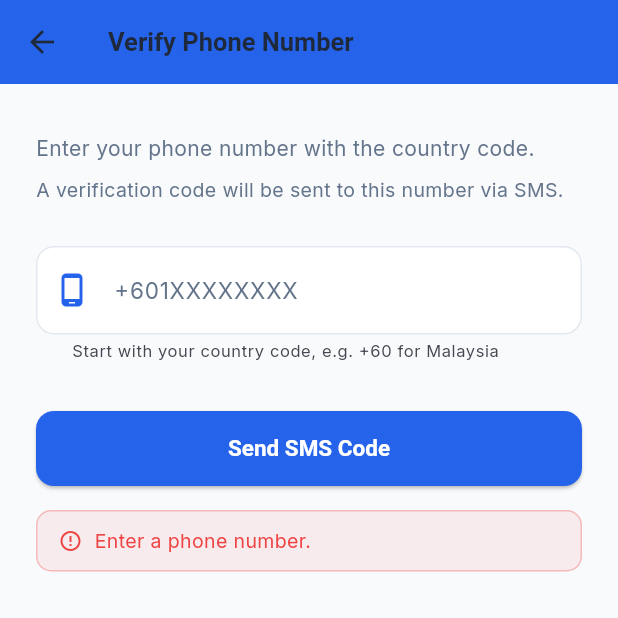
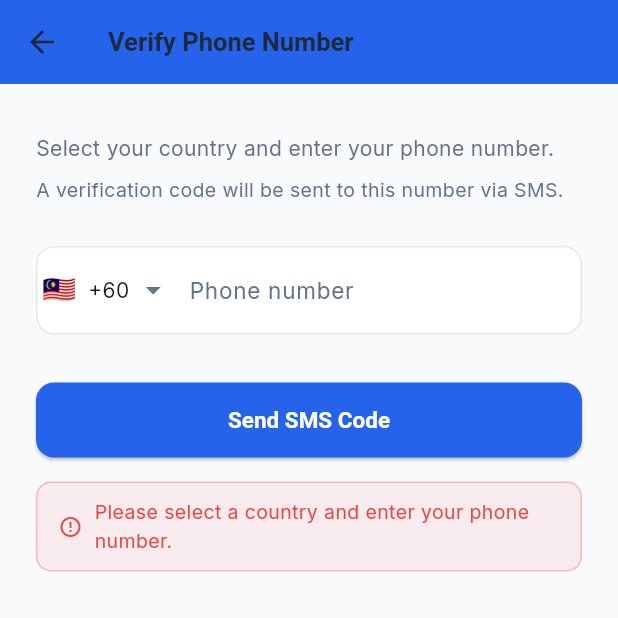
Before and after one commit to Simoyyy/HelpLink, a Flutter app: the PhoneVerificationScreen screen opened directly with empty values, after a tap on "Send SMS Code", on a phone screen of 412 x 824 dp, the top half of it. Run offline on Flutter 3.47's test engine with Material 3 defaults, Android fonts, the phone set to English and light mode, and no system bars; drawn by our look-alikes of intl_phone_field; our stand-ins replace audioplayers, cached_network_image, cloud_firestore, cloud_functions, file_picker, firebase_auth and 13 more; missing offline and left inert: mobile_scanner, record; accounts and stored records are empty; project files that could hold a hidden picture were left out.

Commit message:
feat: country code picker for phone number verification
- Add intl_phone_field ^3.2.0 package
- Replace plain text field with IntlPhoneField in PhoneVerificationScreen:
    * Flag + country code dropdown (defaults to Malaysia MY +60)
    * User taps flag to open searchable country list
    * Local number typed separately; E.164 complete number built automatically
- Pre-fills existing phone number parsed into country + local parts on re-verify
- Supports common country codes: MY, SG, ID, PH, TH, BN, GB, US, AU, IN,
  CN, JP, KR, AE, SA with fallback to MY for unknown prefixes
- _sendSmsOtp now uses _completePhone (E.164) directly from IntlPhoneField

Co-Authored-By: Simoyyy <noreply@github.com>
Co-Authored-By: Claude Sonnet 4.6 <noreply@anthropic.com>

```diff
--- a/lib/screens/phone_verification_screen.dart
+++ b/lib/screens/phone_verification_screen.dart
@@ -1,6 +1,7 @@
 import 'package:cloud_functions/cloud_functions.dart';
 import 'package:firebase_auth/firebase_auth.dart';
 import 'package:flutter/material.dart';
+import 'package:intl_phone_field/intl_phone_field.dart';
 import 'package:helplink/utils/app_theme.dart';
 import 'package:helplink/widgets/otp_input_box.dart';
 
@@ -44,6 +45,9 @@ class _PhoneVerificationScreenState extends State<PhoneVerificationScreen> {
   final _oldOtpKey = GlobalKey<OtpInputBoxState>();
   // New phone entry
   final _phoneCtrl = TextEditingController();
+  String _completePhone = '';     // E.164 full number updated by IntlPhoneField
+  String _initialCountryCode = 'MY';
+  String? _initialLocalNumber;
 
   // SMS OTP (Firebase Phone Auth)
   String _smsOtp = '';
@@ -59,10 +63,28 @@ class _PhoneVerificationScreenState extends State<PhoneVerificationScreen> {
   void initState() {
     super.initState();
     _step = widget.isChange ? _Step.chooseMethod : _Step.enterPhone;
-    // Pre-fill existing number so user can verify it directly, or clear to enter a new one
     if (!widget.isChange && widget.existingPhone != null) {
-      _phoneCtrl.text = widget.existingPhone!;
+      final parsed = _parseExistingPhone(widget.existingPhone!);
+      _initialCountryCode = parsed.$1;
+      _initialLocalNumber = parsed.$2;
+      _completePhone = widget.existingPhone!;
     }
+  }
+
+  /// Splits a stored E.164 number into (ISO country code, local number).
+  (String, String) _parseExistingPhone(String phone) {
+    const Map<String, String> codes = {
+      '+60': 'MY', '+65': 'SG', '+62': 'ID', '+63': 'PH',
+      '+66': 'TH', '+673': 'BN', '+44': 'GB', '+1': 'US',
+      '+61': 'AU', '+91': 'IN', '+86': 'CN', '+81': 'JP',
+      '+82': 'KR', '+971': 'AE', '+966': 'SA',
+    };
+    for (final entry in codes.entries) {
+      if (phone.startsWith(entry.key)) {
+        return (entry.value, phone.substring(entry.key.length));
+      }
+    }
+    return ('MY', phone.replaceFirst(RegExp(r'^\+\d{1,4}'), ''));
   }
 
   @override
@@ -153,15 +175,13 @@ class _PhoneVerificationScreenState extends State<PhoneVerificationScreen> {
   // ── Step 2: enter new phone number ─────────────────────────────────────────
 
   Future<void> _sendSmsOtp() async {
-    final phone = _phoneCtrl.text.trim();
-    if (phone.isEmpty) { _setError('Enter a phone number.'); return; }
-    if (!phone.startsWith('+')) {
-      _setError('Include the country code, e.g. +601...');
+    if (_completePhone.isEmpty || !_completePhone.startsWith('+')) {
+      _setError('Please select a country and enter your phone number.');
       return;
     }
     _setLoading(true);
     await FirebaseAuth.instance.verifyPhoneNumber(
-      phoneNumber: phone,
+      phoneNumber: _completePhone,
       timeout: const Duration(seconds: 60),
       verificationCompleted: (PhoneAuthCredential credential) async {
         await _verifyWithCredential(credential);
@@ -201,12 +221,12 @@ class _PhoneVerificationScreenState extends State<PhoneVerificationScreen> {
       // Link temporarily to prove the user owns this number, then unlink.
       await user.linkWithCredential(credential);
       await user.unlink('phone');
-      if (mounted) widget.onVerified(_phoneCtrl.text.trim());
+      if (mounted) widget.onVerified(_completePhone);
     } on FirebaseAuthException catch (e) {
       if (e.code == 'provider-already-linked') {
         // The user's account already has this phone linked — treat as verified.
         try { await FirebaseAuth.instance.currentUser?.unlink('phone'); } catch (_) {}
-        if (mounted) widget.onVerified(_phoneCtrl.text.trim());
+        if (mounted) widget.onVerified(_completePhone);
         return;
       }
       if (e.code == 'credential-already-in-use') {
@@ -425,22 +445,21 @@ class _PhoneVerificationScreenState extends State<PhoneVerificationScreen> {
     return Column(
       crossAxisAlignment: CrossAxisAlignment.start,
       children: [
-        const Text('Enter your phone number with the country code.',
+        const Text('Select your country and enter your phone number.',
             style: TextStyle(fontSize: 14, color: AppTheme.textMuted, height: 1.5)),
         const SizedBox(height: 8),
         const Text('A verification code will be sent to this number via SMS.',
             style: TextStyle(fontSize: 13, color: AppTheme.textMuted)),
         const SizedBox(height: 28),
-        TextField(
+        IntlPhoneField(
           controller: _phoneCtrl,
+          initialCountryCode: _initialCountryCode,
+          initialValue: _initialLocalNumber,
           keyboardType: TextInputType.phone,
           style: const TextStyle(fontSize: 15, color: AppTheme.textDark),
           decoration: InputDecoration(
-            prefixIcon: const Icon(Icons.phone_android_outlined, color: AppTheme.primaryBlue),
-            hintText: '+601XXXXXXXX',
+            hintText: 'Phone number',
             hintStyle: const TextStyle(color: AppTheme.textMuted),
-            helperText: 'Start with your country code, e.g. +60 for Malaysia',
-            helperStyle: const TextStyle(fontSize: 11),
             filled: true,
             fillColor: Colors.white,
             border: OutlineInputBorder(
@@ -455,7 +474,14 @@ class _PhoneVerificationScreenState extends State<PhoneVerificationScreen> {
               borderRadius: BorderRadius.circular(12),
               borderSide: const BorderSide(color: Color(0xFFE2E8F0)),
             ),
+            counterText: '',
           ),
+          onChanged: (phone) {
+            setState(() => _completePhone = phone.completeNumber);
+          },
+          languageCode: 'en',
+          dropdownIconPosition: IconPosition.trailing,
+          dropdownIcon: const Icon(Icons.arrow_drop_down, color: AppTheme.textMuted),
         ),
         const SizedBox(height: 32),
         SizedBox(
@@ -482,7 +508,7 @@ class _PhoneVerificationScreenState extends State<PhoneVerificationScreen> {
     return Column(
       crossAxisAlignment: CrossAxisAlignment.start,
       children: [
-        Text('Enter the 6-digit SMS code sent to ${_phoneCtrl.text.trim()}.',
+        Text('Enter the 6-digit SMS code sent to $_completePhone.',
             style: const TextStyle(fontSize: 14, color: AppTheme.textMuted, height: 1.5)),
         const SizedBox(height: 28),
         OtpInputBox(
--- a/pubspec.yaml
+++ b/pubspec.yaml
@@ -43,6 +43,7 @@ dependencies:
   http: ^1.2.2
   flutter_dotenv: ^5.2.1
   audioplayers: ^6.0.0
+  intl_phone_field: ^3.2.0
 
 dev_dependencies:
   flutter_test:
```
